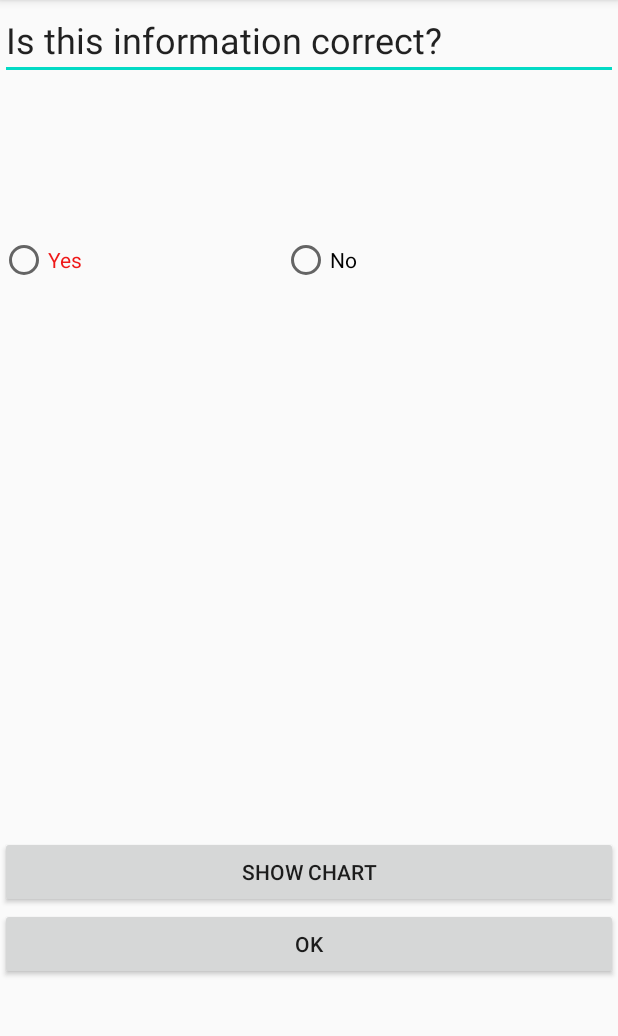
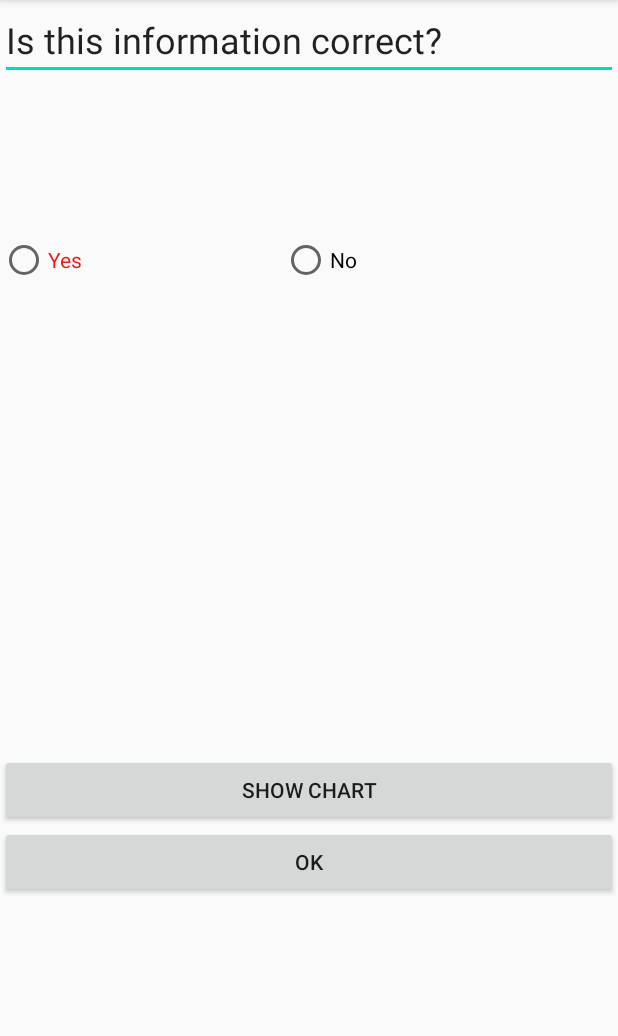
Before and after one commit to sabrinalupsan/personal-budget-management-android-application, an Android app: the CashActivity screen opened directly, with no data from a screen before it, on a phone screen of 412 x 824 dp, the part 84-1120 px from its top. Run offline under Robolectric (Android 15) with nearby library versions, the phone set to English and light mode, and no system bars; libraries missing offline, so code that uses them is left out: com.github.mikephil.charting; 3 statements that could not run were skipped.

```diff
--- a/app/src/main/java/com/example/seminar_4/CashActivity.java
+++ b/app/src/main/java/com/example/seminar_4/CashActivity.java
@@ -25,6 +25,7 @@ import androidx.appcompat.app.AppCompatActivity;
 import androidx.fragment.app.FragmentManager;
 import androidx.fragment.app.FragmentTransaction;
 
+import java.text.ParseException;
 import java.util.ArrayList;
 import java.util.Calendar;
 
@@ -49,14 +50,8 @@ public class CashActivity extends AppCompatActivity {
     protected void onCreate(Bundle savedInstanceState) {
         super.onCreate(savedInstanceState);
         setContentView(R.layout.activity_cash);
-        info = findViewById(R.id.infoID);
-        btnYES = findViewById(R.id.btnSave);
-        btnNO = findViewById(R.id.btnCancel);
-        btnDone = findViewById(R.id.btnOK);
-        lvTransactions = findViewById(R.id.lvFragment);
-        intent = getIntent();
-        bundle = intent.getExtras();
-        btnChart = findViewById(R.id.btnChart);
+
+        initializeComponents();
 
         transactions = bundle.getParcelableArrayList("totalTransactions");
 
@@ -69,6 +64,12 @@ public class CashActivity extends AppCompatActivity {
             @Override
             public void onClick(View view) {
                 databaseHelper.insertCash(cash);
+                try {
+                    transactions = databaseHelper.selectAll();
+                } catch (ParseException e) {
+                    e.printStackTrace();
+                }
+                //here i need to read everything from the database
                 fragment = ListFragment.newInstance(transactions);
                 FragmentManager fragmentManager = getSupportFragmentManager();
                 FragmentTransaction fragmentTransaction = fragmentManager.beginTransaction();
@@ -104,6 +105,17 @@ public class CashActivity extends AppCompatActivity {
             }
         });    }
 
+    private void initializeComponents() {
+        info = findViewById(R.id.infoID);
+        btnYES = findViewById(R.id.btnSave);
+        btnNO = findViewById(R.id.btnCancel);
+        btnDone = findViewById(R.id.btnOK);
+        lvTransactions = findViewById(R.id.lvFragment);
+        intent = getIntent();
+        bundle = intent.getExtras();
+        btnChart = findViewById(R.id.btnChart);
+    }
+
     @Override
     public void onBackPressed() {
         if (getFragmentManager().getBackStackEntryCount() == 0) {
--- a/app/src/main/java/com/example/seminar_4/CashTable.java
+++ b/app/src/main/java/com/example/seminar_4/CashTable.java
@@ -10,6 +10,7 @@ public class CashTable {
     public static final String COLUMN_TYPE = "type";
     public static final String COLUMN_TIME = "time";
     public static final String COLUMN_AMOUNT = "amount";
+    public static final String COLUMN_RATING = "rating";
     public static final String COLUMN_PLANNED = "planned";
     public static final String COLUMN_SAVINGS = "savings";
 
@@ -22,6 +23,7 @@ public class CashTable {
             + COLUMN_TYPE + " text not null, "
             + COLUMN_TIME + " text, "
             + COLUMN_AMOUNT + " integer not null, "
+            + COLUMN_RATING + " integer not null, "
             + COLUMN_PLANNED + " text not null,"
             + COLUMN_SAVINGS + " text not null"
             + ");";
--- a/app/src/main/java/com/example/seminar_4/MainMenuActivity.java
+++ b/app/src/main/java/com/example/seminar_4/MainMenuActivity.java
@@ -75,7 +75,7 @@ public class MainMenuActivity extends AppCompatActivity {
 
         final Cursor cursor = databaseHelper.getDataCursor();
         final SimpleCursorAdapter cursorAdapter = new SimpleCursorAdapter(this,
-                android.R.layout.simple_list_item_1,
+                android.R.layout.simple_list_item_2,
                 cursor,
                 new String[]{"_id", "type"},
                 new int[]{android.R.id.text1, android.R.id.text2});
--- a/app/src/main/res/layout/activity_cash.xml
+++ b/app/src/main/res/layout/activity_cash.xml
@@ -51,7 +51,7 @@
         android:id="@+id/fragment"
         android:name="com.example.seminar_4.ListFragment"
         android:layout_width="match_parent"
-        android:layout_height="368dp" />
+        android:layout_height="313dp" />
 
     <Button
         android:id="@+id/btnChart"
```
Also changed, not shown: app/src/main/java/com/example/seminar_4/CashDBHelper.java (+37 -2 lines), app/src/main/java/com/example/seminar_4/EditFragment.java (+2 -5 lines), app/src/main/java/com/example/seminar_4/MainActivity.java (+21 -4 lines).
